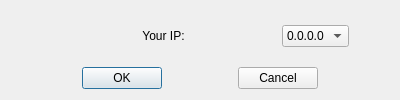
Old version of the form createconnectionwindow.ui in the repository c7w/MilitaryChess.
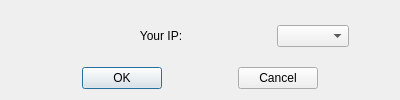
New version of the form.

Diff of the .ui file:
```diff
--- a/createconnectionwindow.ui
+++ b/createconnectionwindow.ui
@@ -71,11 +71,6 @@
            <verstretch>0</verstretch>
           </sizepolicy>
          </property>
-         <item>
-          <property name="text">
-           <string>0.0.0.0</string>
-          </property>
-         </item>
         </widget>
        </item>
        <item>
```
